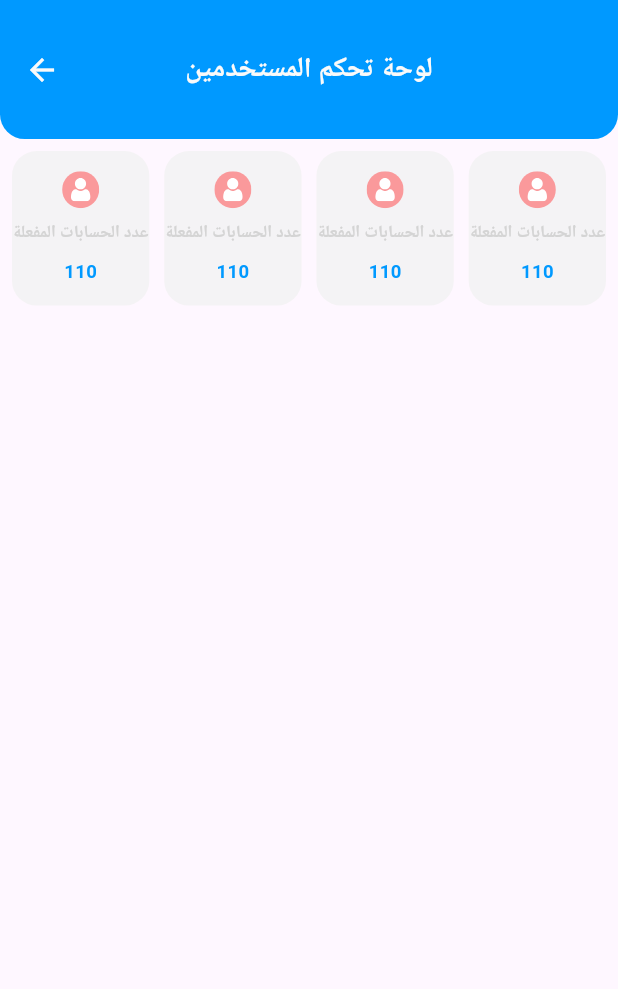
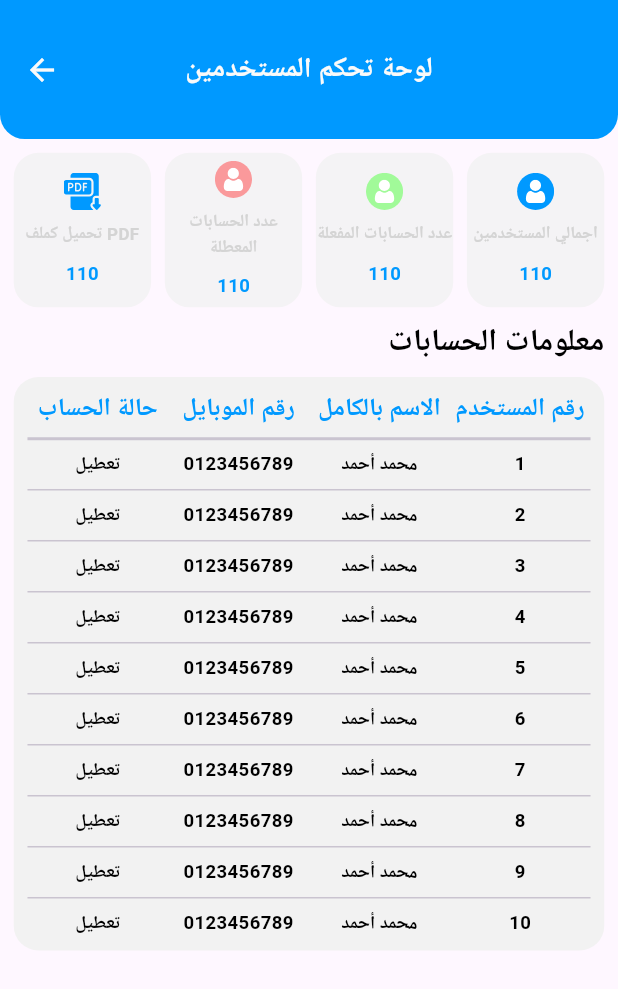
Before and after one commit to MohamedDesign-1/AjrlyApp, a Flutter app: the AdminUserControl screen opened by its route, on a phone screen of 412 x 824 dp. Shown: the top 989 px of the screen. Run offline on Flutter 3.47's test engine with Material 3 defaults, Android fonts, the phone set to English and light mode, and no system bars; our stand-ins replace bloc, connectivity_plus, dartz, dio, firebase_core, flutter_bloc and 10 more; accounts and stored records are empty; Roboto replaces fonts that are missing (Tajawal).

Commit message:
Finish admin_user_control page

```diff
--- a/lib/core/utils/assets_manager.dart
+++ b/lib/core/utils/assets_manager.dart
@@ -58,7 +58,7 @@ abstract class SvgAssets {
   static const String ads = '${svgPath}ads.svg';
   static const String activeUsers = '${svgPath}active_user.svg';
   static const String deActiveUsers = '${svgPath}deactive_user.svg';
-  static const String totalUsers = '${svgPath}total_user.svg';
+  static const String totalUsers = '${svgPath}total_users.svg';
   static const String downloadPdf = '${svgPath}pdf.svg';
   static const String price = '${svgPath}egyptian.svg';
   static const String pen = '${svgPath}Pen.svg';
--- a/lib/features/admins/admin_user_control/presentation/pages/admin_user_control.dart
+++ b/lib/features/admins/admin_user_control/presentation/pages/admin_user_control.dart
@@ -36,36 +36,128 @@ class AdminUserControl extends StatelessWidget {
             ),
           ),
         ),
-        body: Padding(
-          padding: const EdgeInsets.all(8.0),
+        body: SingleChildScrollView(
+          child: Padding(
+            padding: EdgeInsets.all(8.0.w),
+            child: Column(
+              crossAxisAlignment: CrossAxisAlignment.end,
+              children: [
+                Row(
+                  mainAxisAlignment: MainAxisAlignment.spaceBetween,
+                  children: [
+                    CounterCard(
+                      sectionIcon: SvgAssets.downloadPdf,
+                      sectionName: "تحميل كملف PDF",
+                      sectionNum: "110",
+                    ),
+                    CounterCard(
+                      sectionIcon: SvgAssets.deActiveUsers,
+                      sectionName: "عدد الحسابات المعطلة",
+                      sectionNum: "110",
+                    ),
+                    CounterCard(
+                      sectionIcon: SvgAssets.activeUsers,
+                      sectionName: "عدد الحسابات المفعلة",
+                      sectionNum: "110",
+                    ),
+                    CounterCard(
+                      sectionIcon: SvgAssets.totalUsers,
+                      sectionName: "اجمالي المستخدمين",
+                      sectionNum: "110",
+                    ),
+                  ],
+                ),
+                SizedBox(height: 8.h),
+                Text("معلومات الحسابات",
+                    style: getBoldStyle(color: ColorManager.black, fontSize: 20.sp)),
+                SizedBox(height: 8.h),
+                Container(
+                  width: double.infinity,
+                  padding: EdgeInsets.all(8.0.w),
+                  decoration: BoxDecoration(
+                    color: ColorManager.lightgray,
+                    borderRadius: BorderRadius.all(Radius.circular(16.r)),
+                  ),
                   child: Column(
                     children: [
                       Row(
                         mainAxisAlignment: MainAxisAlignment.spaceBetween,
                         children: [
-                  CounterCard(
-                    sectionIcon: SvgAssets.deActiveUsers,
-                    sectionName: "عدد الحسابات المفعلة",
-                    sectionNum: "110",
+                          Expanded(
+                            child: Text(
+                              "حالة الحساب",
+                              style: getBoldStyle(color: ColorManager.primary, fontSize: 16.sp),
+                              textAlign: TextAlign.center,
                             ),
-                  CounterCard(
-                    sectionIcon: SvgAssets.deActiveUsers,
-                    sectionName: "عدد الحسابات المفعلة",
-                    sectionNum: "110",
                           ),
-                  CounterCard(
-                    sectionIcon: SvgAssets.deActiveUsers,
-                    sectionName: "عدد الحسابات المفعلة",
-                    sectionNum: "110",
+                          Expanded(
+                            child: Text(
+                              "رقم الموبايل",
+                              style: getBoldStyle(color: ColorManager.primary, fontSize: 16.sp),
+                              textAlign: TextAlign.center,
                             ),
-                  CounterCard(
-                    sectionIcon: SvgAssets.deActiveUsers,
-                    sectionName: "عدد الحسابات المفعلة",
-                    sectionNum: "110",
+                          ),
+                          Expanded(
+                            child: Text(
+                              "الاسم بالكامل",
+                              style: getBoldStyle(color: ColorManager.primary, fontSize: 16.sp),
+                              textAlign: TextAlign.center,
+                            ),
+                          ),
+                          Expanded(
+                            child: Text(
+                              "رقم المستخدم",
+                              style: getBoldStyle(color: ColorManager.primary, fontSize: 16.sp),
+                              textAlign: TextAlign.center,
+                            ),
                           ),
                         ],
-              )
+                      ),
+                      Divider(thickness: 2),
+                      ListView.separated(
+                        shrinkWrap: true,
+                        physics: NeverScrollableScrollPhysics(),
+                        itemBuilder: (context, index) => Row(
+                          mainAxisAlignment: MainAxisAlignment.spaceBetween,
+                          children: [
+                            Expanded(
+                              child: Text(
+                                "تعطيل",
+                                style: getBoldStyle(color: ColorManager.black, fontSize: 12.sp),
+                                textAlign: TextAlign.center,
+                              ),
+                            ),
+                            Expanded(
+                              child: Text(
+                                "0123456789",
+                                style: getBoldStyle(color: ColorManager.black, fontSize: 12.sp),
+                                textAlign: TextAlign.center,
+                              ),
+                            ),
+                            Expanded(
+                              child: Text(
+                                "محمد أحمد",
+                                style: getBoldStyle(color: ColorManager.black, fontSize: 12.sp),
+                                textAlign: TextAlign.center,
+                              ),
+                            ),
+                            Expanded(
+                              child: Text(
+                                "${index + 1}",
+                                style: getBoldStyle(color: ColorManager.black, fontSize: 12.sp),
+                                textAlign: TextAlign.center,
+                              ),
+                            ),
                           ],
+                        ),
+                        separatorBuilder: (context, index) => Divider(thickness: 1),
+                        itemCount: 10,
+                      ),
+                    ],
+                  ),
+                ),
+              ],
+            ),
           ),
         ));
   }
```
Lines whose indentation alone changed are shown as unchanged.
